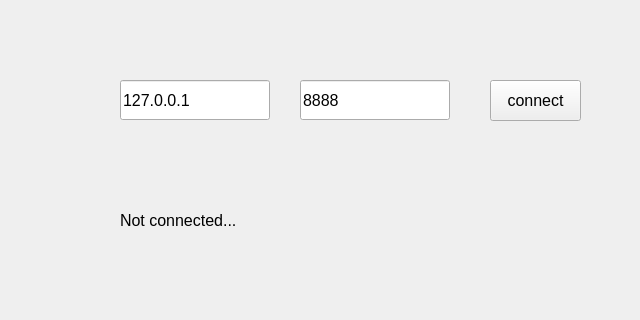
Old version of the form mainwindow.ui in the repository freealong/rik_client.
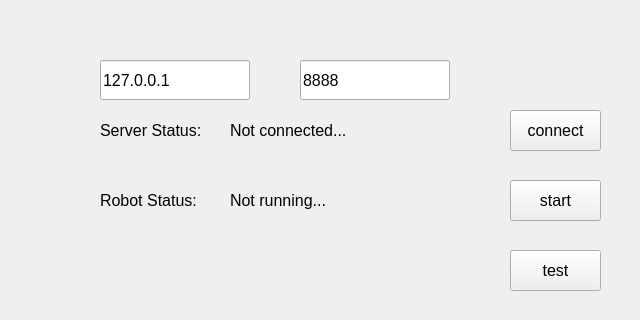
New version of the form.

Patch:
```diff
--- a/mainwindow.ui
+++ b/mainwindow.ui
@@ -26,8 +26,8 @@
    <widget class="QLineEdit" name="lineEdit_ip">
     <property name="geometry">
      <rect>
-      <x>120</x>
-      <y>80</y>
+      <x>100</x>
+      <y>60</y>
       <width>150</width>
       <height>40</height>
      </rect>
@@ -45,7 +45,7 @@
     <property name="geometry">
      <rect>
       <x>300</x>
-      <y>80</y>
+      <y>60</y>
       <width>150</width>
       <height>40</height>
      </rect>
@@ -62,8 +62,8 @@
    <widget class="QPushButton" name="button_connect">
     <property name="geometry">
      <rect>
-      <x>490</x>
-      <y>80</y>
+      <x>510</x>
+      <y>110</y>
       <width>91</width>
       <height>41</height>
      </rect>
@@ -80,10 +80,10 @@
    <widget class="QLabel" name="label">
     <property name="geometry">
      <rect>
-      <x>120</x>
-      <y>170</y>
-      <width>441</width>
-      <height>101</height>
+      <x>230</x>
+      <y>120</y>
+      <width>271</width>
+      <height>21</height>
      </rect>
     </property>
     <property name="font">
@@ -95,6 +95,96 @@
      <string>Not connected...</string>
     </property>
    </widget>
+   <widget class="QLabel" name="label_2">
+    <property name="geometry">
+     <rect>
+      <x>100</x>
+      <y>120</y>
+      <width>121</width>
+      <height>21</height>
+     </rect>
+    </property>
+    <property name="font">
+     <font>
+      <pointsize>12</pointsize>
+     </font>
+    </property>
+    <property name="text">
+     <string>Server Status:</string>
+    </property>
+   </widget>
+   <widget class="QLabel" name="label_robot">
+    <property name="geometry">
+     <rect>
+      <x>230</x>
+      <y>190</y>
+      <width>271</width>
+      <height>21</height>
+     </rect>
+    </property>
+    <property name="font">
+     <font>
+      <pointsize>12</pointsize>
+     </font>
+    </property>
+    <property name="text">
+     <string>Not running...</string>
+    </property>
+   </widget>
+   <widget class="QLabel" name="label_4">
+    <property name="geometry">
+     <rect>
+      <x>100</x>
+      <y>190</y>
+      <width>121</width>
+      <height>21</height>
+     </rect>
+    </property>
+    <property name="font">
+     <font>
+      <pointsize>12</pointsize>
+     </font>
+    </property>
+    <property name="text">
+     <string>Robot Status:</string>
+    </property>
+   </widget>
+   <widget class="QPushButton" name="button_start">
+    <property name="geometry">
+     <rect>
+      <x>510</x>
+      <y>180</y>
+      <width>91</width>
+      <height>41</height>
+     </rect>
+    </property>
+    <property name="font">
+     <font>
+      <pointsize>12</pointsize>
+     </font>
+    </property>
+    <property name="text">
+     <string>start</string>
+    </property>
+   </widget>
+   <widget class="QPushButton" name="button_test">
+    <property name="geometry">
+     <rect>
+      <x>510</x>
+      <y>250</y>
+      <width>91</width>
+      <height>41</height>
+     </rect>
+    </property>
+    <property name="font">
+     <font>
+      <pointsize>12</pointsize>
+     </font>
+    </property>
+    <property name="text">
+     <string>test</string>
+    </property>
+   </widget>
   </widget>
  </widget>
  <layoutdefault spacing="6" margin="11"/>
```
